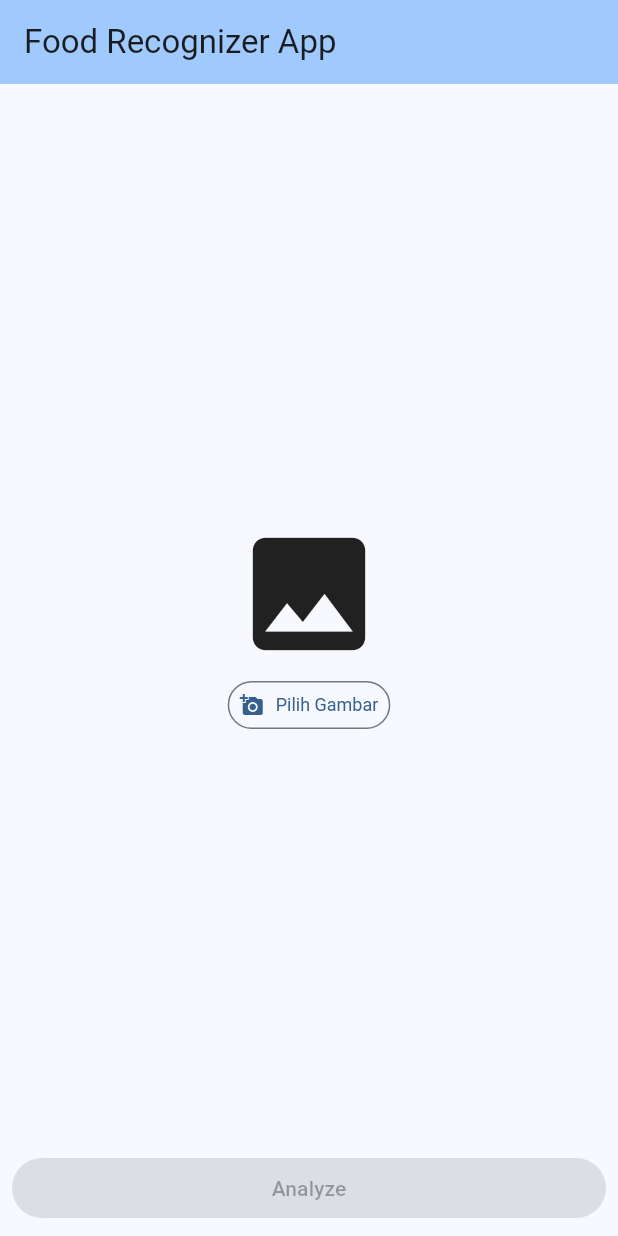
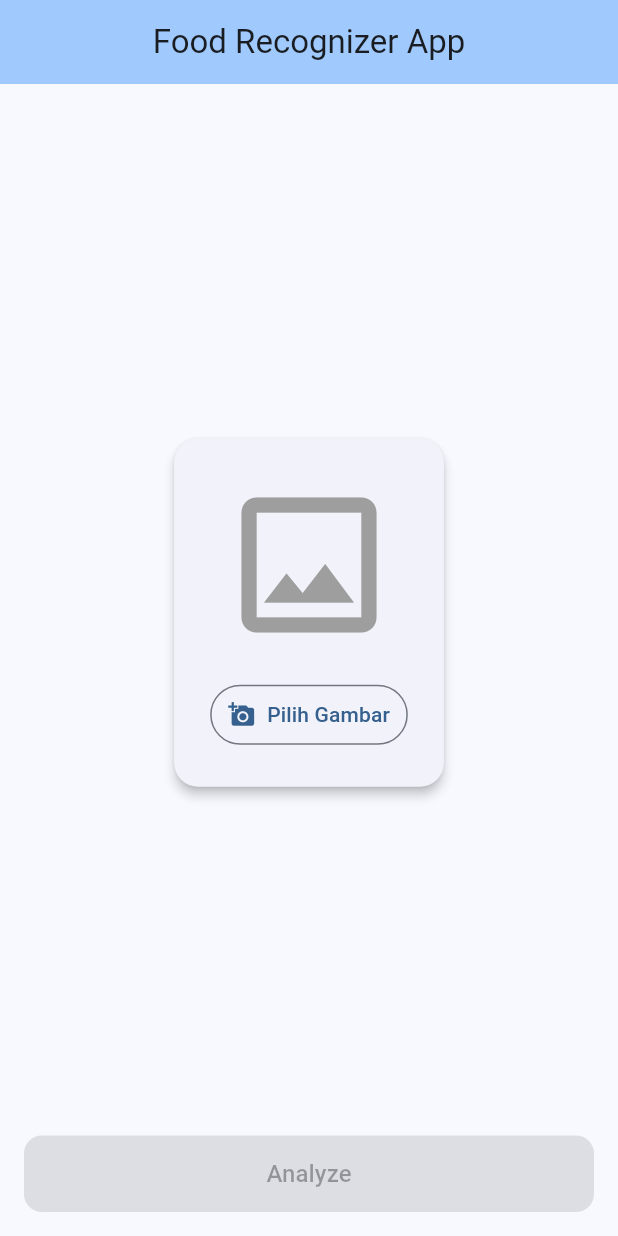
Before and after one commit to NaufalFadhiil/dicoding-food-recognizer-submission, a Flutter app: the screen it shows after launch, on a phone screen of 412 x 824 dp. Run offline on Flutter 3.47's test engine with Material 3 defaults, Android fonts, the phone set to English and light mode, and no system bars; our stand-ins replace camera, firebase_core, flutter_dotenv, google_generative_ai, image_cropper, image_picker and 1 more; missing offline and left inert: firebase_ml_model_downloader, tflite_flutter; accounts and stored records are empty; generated files the repository leaves out were written again.

```diff
--- a/lib/main.dart
+++ b/lib/main.dart
@@ -1,5 +1,6 @@
 import 'package:firebase_core/firebase_core.dart';
 import 'package:flutter/material.dart';
+import 'package:flutter_dotenv/flutter_dotenv.dart';
 import 'package:provider/provider.dart';
 import 'package:submission/controller/home_controller.dart';
 import 'package:submission/firebase_options.dart';
@@ -8,6 +9,8 @@ import 'package:submission/ui/home_page.dart';
 
 void main() async {
   WidgetsFlutterBinding.ensureInitialized();
+
+  await dotenv.load(fileName: ".env");
 
   await Firebase.initializeApp(options: DefaultFirebaseOptions.currentPlatform);
 
@@ -33,6 +36,7 @@ class MyApp extends StatelessWidget {
   @override
   Widget build(BuildContext context) {
     return MaterialApp(
+      debugShowCheckedModeBanner: false,
       title: 'Flutter Demo',
       theme: ThemeData(
         colorScheme: ColorScheme.fromSeed(seedColor: Colors.blue),
--- a/lib/service/image_classification_service.dart
+++ b/lib/service/image_classification_service.dart
@@ -26,7 +26,7 @@ class ImageClassificationService {
   Future<void> _loadLabels() async {
     final labelsTxt = await rootBundle.loadString('assets/labels.txt');
     final allLabels = labelsTxt.split('\n').where((s) => s.isNotEmpty).toList();
-    _foodLabels = allLabels.sublist(1); // Mengabaikan __background__
+    _foodLabels = allLabels.sublist(1);
     _isLabelsLoaded = true;
   }
 
--- a/lib/service/image_service.dart
+++ b/lib/service/image_service.dart
@@ -1,7 +1,7 @@
 import 'dart:io';
 import 'package:flutter/material.dart';
 import 'package:image_picker/image_picker.dart';
-import 'package:image_cropper/image_cropper.dart'; // Import CroppedFile dan ImageCropper
+import 'package:image_cropper/image_cropper.dart';
 import 'package:permission_handler/permission_handler.dart';
 
 class ImageService {
--- a/lib/static/image_helper.dart
+++ b/lib/static/image_helper.dart
@@ -7,12 +7,10 @@ class ImageHelper {
   final ImagePicker _picker = ImagePicker();
 
   Future<File?> pickAndCropImage(ImageSource source) async {
-    // Step 1: Ambil gambar dari kamera/galeri
     final XFile? pickedFile = await _picker.pickImage(source: source);
 
     if (pickedFile == null) return null;
 
-    // Step 2: Crop image setelah dipilih
     final croppedFile = await ImageCropper().cropImage(
       sourcePath: pickedFile.path,
       aspectRatio: const CropAspectRatio(ratioX: 1, ratioY: 1),
--- a/lib/ui/home_page.dart
+++ b/lib/ui/home_page.dart
@@ -12,9 +12,10 @@ class HomePage extends StatelessWidget {
       appBar: AppBar(
         backgroundColor: Theme.of(context).colorScheme.inversePrimary,
         title: const Text('Food Recognizer App'),
+        centerTitle: true,
       ),
       body: const SafeArea(
-        child: Padding(padding: EdgeInsets.all(8.0), child: _HomeBody()),
+        child: Padding(padding: EdgeInsets.all(16.0), child: _HomeBody()),
       ),
     );
   }
@@ -30,12 +31,15 @@ class _HomeBody extends StatelessWidget {
     void _showImageSourceDialog(BuildContext context) {
       showModalBottomSheet(
         context: context,
+        shape: const RoundedRectangleBorder(
+          borderRadius: BorderRadius.vertical(top: Radius.circular(16)),
+        ),
         builder: (BuildContext bc) {
           return SafeArea(
             child: Wrap(
               children: <Widget>[
                 ListTile(
-                  leading: const Icon(Icons.photo_library),
+                  leading: const Icon(Icons.photo_library, color: Colors.blue),
                   title: const Text('Galeri'),
                   onTap: () {
                     Navigator.of(context).pop();
@@ -43,7 +47,7 @@ class _HomeBody extends StatelessWidget {
                   },
                 ),
                 ListTile(
-                  leading: const Icon(Icons.camera_alt),
+                  leading: const Icon(Icons.camera_alt, color: Colors.green),
                   title: const Text('Kamera (Custom Feed)'),
                   onTap: () {
                     Navigator.of(context).pop();
@@ -58,11 +62,16 @@ class _HomeBody extends StatelessWidget {
     }
 
     return Column(
-      mainAxisAlignment: MainAxisAlignment.center,
-      crossAxisAlignment: CrossAxisAlignment.stretch,
       children: [
         Expanded(
           child: Center(
+            child: Card(
+              elevation: 3,
+              shape: RoundedRectangleBorder(
+                borderRadius: BorderRadius.circular(16),
+              ),
+              child: Padding(
+                padding: const EdgeInsets.all(24),
                 child: Column(
                   mainAxisSize: MainAxisSize.min,
                   children: [
@@ -70,35 +79,51 @@ class _HomeBody extends StatelessWidget {
                       onTap: () => _showImageSourceDialog(context),
                       child:
                           controller.imagePath == null
-                          ? const Align(
-                            alignment: Alignment.center,
-                            child: Icon(Icons.image, size: 100),
+                              ? const Icon(
+                                Icons.image_outlined,
+                                size: 120,
+                                color: Colors.grey,
                               )
-                          : Image.file(
+                              : ClipRRect(
+                                borderRadius: BorderRadius.circular(12),
+                                child: SizedBox(
+                                  height: 200,
+                                  width: double.infinity,
+                                  child: Image.file(
                                     File(controller.imagePath!),
                                     fit: BoxFit.cover,
-                            height: 200,
                                   ),
                                 ),
-                const SizedBox(height: 8),
-                SizedBox(
-                  height: 32,
-                  child: OutlinedButton.icon(
+                              ),
+                    ),
+                    const SizedBox(height: 16),
+                    OutlinedButton.icon(
                       style: OutlinedButton.styleFrom(
-                      padding: const EdgeInsets.symmetric(horizontal: 8),
-                      textStyle: const TextStyle(fontSize: 12),
+                        padding: const EdgeInsets.symmetric(
+                          horizontal: 12,
+                          vertical: 8,
+                        ),
                       ),
                       onPressed: () => _showImageSourceDialog(context),
-                    icon: const Icon(Icons.add_a_photo, size: 16),
+                      icon: const Icon(Icons.add_a_photo, size: 18),
                       label: const Text("Pilih Gambar"),
-                  ),
                     ),
                   ],
                 ),
               ),
             ),
-
-        FilledButton.tonal(
+          ),
+        ),
+        const SizedBox(height: 12),
+        SizedBox(
+          width: double.infinity,
+          child: FilledButton.tonal(
+            style: FilledButton.styleFrom(
+              padding: const EdgeInsets.symmetric(vertical: 14),
+              shape: RoundedRectangleBorder(
+                borderRadius: BorderRadius.circular(12),
+              ),
+            ),
             onPressed:
                 controller.isLoading || controller.imagePath == null
                     ? null
@@ -107,8 +132,13 @@ class _HomeBody extends StatelessWidget {
                     },
             child:
                 controller.isLoading
-                  ? const CircularProgressIndicator()
-                  : const Text("Analyze"),
+                    ? const SizedBox(
+                      width: 20,
+                      height: 20,
+                      child: CircularProgressIndicator(strokeWidth: 2),
+                    )
+                    : const Text("Analyze", style: TextStyle(fontSize: 16)),
+          ),
         ),
       ],
     );
--- a/pubspec.yaml
+++ b/pubspec.yaml
@@ -24,8 +24,9 @@ dependencies:
   firebase_core: ^4.1.1
   firebase_ml_model_downloader: ^0.4.0+2
   http: ^1.5.0
-  google_generative_ai:
+  google_generative_ai: ^0.4.7
   permission_handler: ^12.0.1
+  flutter_dotenv: ^6.0.0
 
 dev_dependencies:
   flutter_test:
@@ -37,3 +38,4 @@ flutter:
   uses-material-design: true
   assets:
     - assets/labels.txt
+    - .env
```
Also changed, not shown: lib/model/meal.dart (added, +99 -0 lines), lib/model/nutrition.dart (added, +35 -0 lines), lib/service/gemini_service.dart (added, +54 -0 lines), lib/service/meal_db_service.dart (added, +34 -0 lines), lib/ui/result_page.dart (+110 -24 lines), lib/widget/error_message.dart (added, +36 -0 lines), lib/widget/meal_card.dart (added, +68 -0 lines), lib/widget/nutrition_card.dart (added, +44 -0 lines), pubspec.lock. Lines whose indentation alone changed are shown as unchanged.
